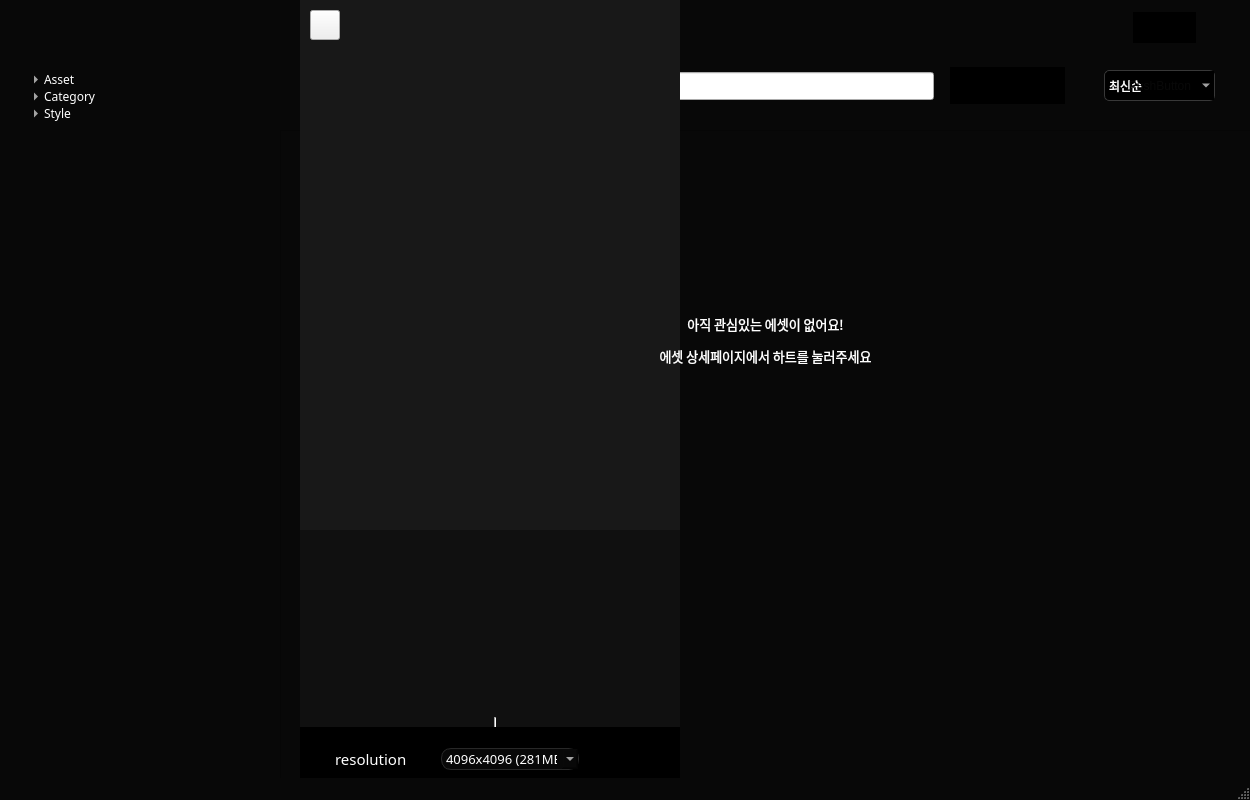
This is gui/asset_main2.ui in oventd/NA_Spirit as Qt 5 draws it before an edit. The edited form follows.
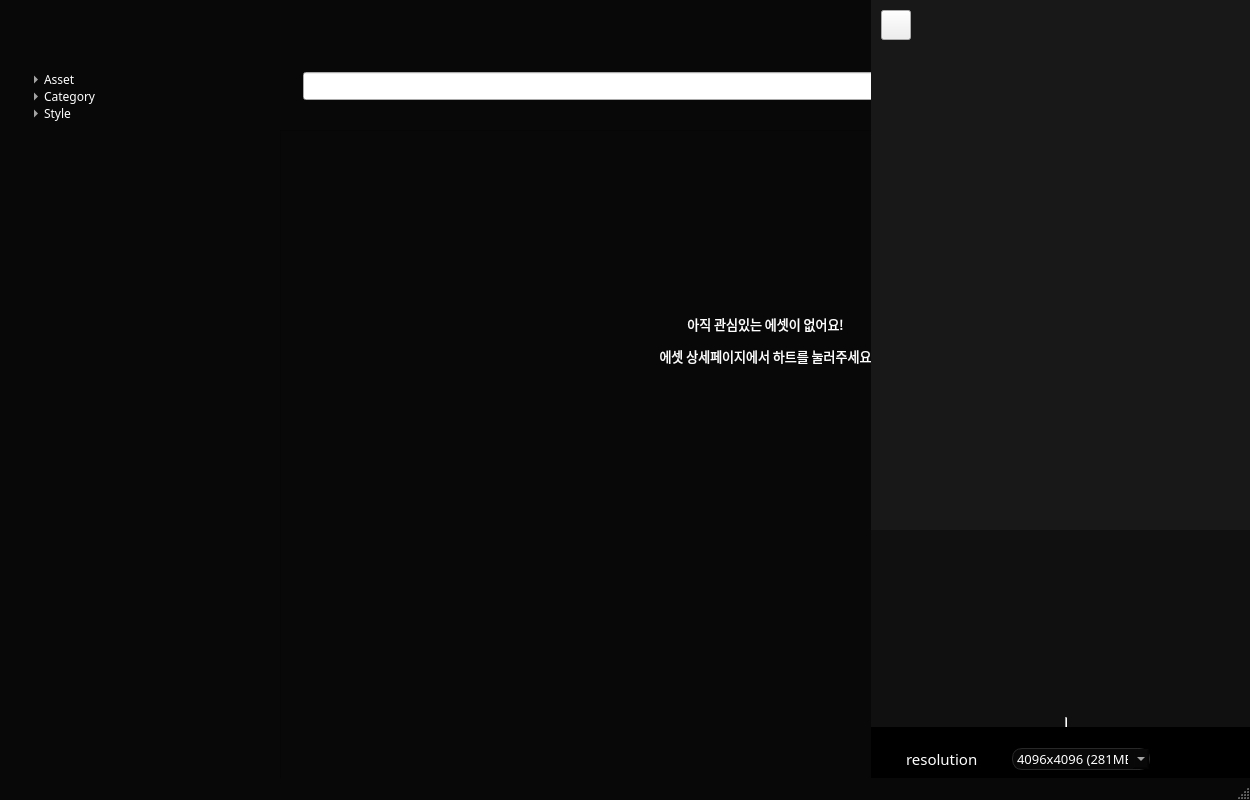
This is the edited form. Icons and pictures are not drawn.

```diff
--- a/gui/asset_main2.ui
+++ b/gui/asset_main2.ui
@@ -979,7 +979,7 @@
    <widget class="QStackedWidget" name="stackedWidget">
     <property name="geometry">
      <rect>
-      <x>300</x>
+      <x>871</x>
       <y>0</y>
       <width>380</width>
       <height>851</height>
@@ -1005,6 +1005,7 @@
        <font>
         <family>PT Sans</family>
         <pointsize>24</pointsize>
+        <weight>50</weight>
         <bold>false</bold>
        </font>
       </property>
@@ -1054,6 +1055,7 @@
        <font>
         <family>PT Sans</family>
         <pointsize>24</pointsize>
+        <weight>50</weight>
         <bold>false</bold>
        </font>
       </property>
@@ -1085,6 +1087,7 @@
        <font>
         <family>PT Sans</family>
         <pointsize>24</pointsize>
+        <weight>50</weight>
         <bold>false</bold>
        </font>
       </property>
@@ -1112,9 +1115,6 @@
         <height>291</height>
        </rect>
       </property>
-      <property name="styleSheet">
-       <string notr="true"/>
-      </property>
       <widget class="QWidget" name="page"/>
       <widget class="QWidget" name="page_2"/>
      </widget>
@@ -1187,6 +1187,7 @@
        <font>
         <family>PT Sans</family>
         <pointsize>24</pointsize>
+        <weight>50</weight>
         <bold>false</bold>
        </font>
       </property>
@@ -1224,6 +1225,7 @@
        <font>
         <family>PT Sans</family>
         <pointsize>24</pointsize>
+        <weight>50</weight>
         <bold>false</bold>
        </font>
       </property>
@@ -1265,6 +1267,7 @@
        <font>
         <family>Pretendard</family>
         <pointsize>9</pointsize>
+        <weight>50</weight>
         <bold>false</bold>
        </font>
       </property>
@@ -1288,6 +1291,7 @@
        <font>
         <family>Pretendard</family>
         <pointsize>9</pointsize>
+        <weight>50</weight>
         <bold>false</bold>
        </font>
       </property>
@@ -1311,6 +1315,7 @@
        <font>
         <family>Sans</family>
         <pointsize>15</pointsize>
+        <weight>75</weight>
         <bold>true</bold>
        </font>
       </property>
@@ -1488,7 +1493,7 @@
         <x>141</x>
         <y>748</y>
         <width>145</width>
-        <height>20</height>
+        <height>21</height>
        </rect>
       </property>
       <property name="font">
@@ -1577,6 +1582,7 @@
        <font>
         <family>PT Sans</family>
         <pointsize>24</pointsize>
+        <weight>50</weight>
         <bold>false</bold>
        </font>
       </property>
@@ -1702,59 +1708,6 @@
      <string>&lt;html&gt;&lt;head/&gt;&lt;body&gt;&lt;p align=&quot;center&quot;&gt;&lt;span style=&quot; font-size:10pt;&quot;&gt;아직 관심있는 에셋이 없어요!&lt;/span&gt;&lt;/p&gt;&lt;p align=&quot;center&quot;&gt;&lt;span style=&quot; font-size:10pt;&quot;&gt;에셋 상세페이지에서 하트를 눌러주세요&lt;/span&gt;&lt;/p&gt;&lt;/body&gt;&lt;/html&gt;</string>
     </property>
    </widget>
-   <widget class="QPushButton" name="pushButton">
-    <property name="geometry">
-     <rect>
-      <x>1103</x>
-      <y>67</y>
-      <width>114</width>
-      <height>37</height>
-     </rect>
-    </property>
-    <property name="toolTip">
-     <string extracomment="&quot;좋아요한 에셋을 일괄 다운받을 수 있어요!&quot;"/>
-    </property>
-    <property name="statusTip">
-     <string/>
-    </property>
-    <property name="whatsThis">
-     <string/>
-    </property>
-    <property name="styleSheet">
-     <string notr="true">QPushButton {
-    background: transparent;  /* 배경 투명 */
-    border: none;  /* 테두리 제거 */
-}</string>
-    </property>
-    <property name="text">
-     <string>PushButton</string>
-    </property>
-    <property name="icon">
-     <iconset>
-      <normaloff>../../다운로드/Group 14063.png</normaloff>../../다운로드/Group 14063.png</iconset>
-    </property>
-    <property name="iconSize">
-     <size>
-      <width>114</width>
-      <height>37</height>
-     </size>
-    </property>
-    <property name="checkable">
-     <bool>false</bool>
-    </property>
-    <property name="autoRepeat">
-     <bool>false</bool>
-    </property>
-    <property name="autoExclusive">
-     <bool>false</bool>
-    </property>
-    <property name="autoDefault">
-     <bool>false</bool>
-    </property>
-    <property name="flat">
-     <bool>false</bool>
-    </property>
-   </widget>
    <zorder>label</zorder>
    <zorder>tableWidget</zorder>
    <zorder>user_num</zorder>
```
Left out of the diff: 33 changed lines with no effect on the pictures.
